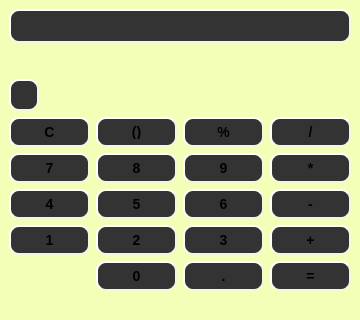
Hov1122/QtCalculator, file calculator.ui: the form before one commit.
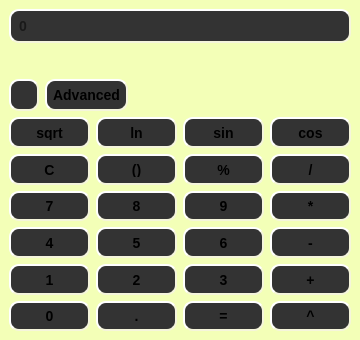
The form after the commit. Icons and pictures are not drawn.

Commit message: Added math functions like sqrt, sin..., and added 0 as placeholder to inout

```diff
--- a/calculator.ui
+++ b/calculator.ui
@@ -7,7 +7,7 @@
     <x>0</x>
     <y>0</y>
     <width>360</width>
-    <height>320</height>
+    <height>340</height>
    </rect>
   </property>
   <property name="sizePolicy">
@@ -16,10 +16,16 @@
     <verstretch>0</verstretch>
    </sizepolicy>
   </property>
+  <property name="minimumSize">
+   <size>
+    <width>0</width>
+    <height>340</height>
+   </size>
+  </property>
   <property name="maximumSize">
    <size>
     <width>360</width>
-    <height>320</height>
+    <height>360</height>
    </size>
   </property>
   <property name="baseSize">
@@ -57,7 +63,7 @@
    <property name="maximumSize">
     <size>
      <width>400</width>
-     <height>200</height>
+     <height>340</height>
     </size>
    </property>
    <layout class="QGridLayout" name="gridLayout_2">
@@ -95,6 +101,9 @@
         );
     }</string>
         </property>
+        <property name="placeholderText">
+         <string>0</string>
+        </property>
        </widget>
       </item>
       <item>
@@ -162,6 +171,49 @@
           </property>
          </widget>
         </item>
+        <item>
+         <widget class="QPushButton" name="advanced_fun">
+          <property name="maximumSize">
+           <size>
+            <width>90</width>
+            <height>16777215</height>
+           </size>
+          </property>
+          <property name="styleSheet">
+           <string notr="true">QPushButton {
+     background-color: #333;
+    border-style: outset;
+    border-width: 2px;
+    border-radius: 10px;
+    border-color: beige;
+    font: bold 14px;
+    padding: 6px;
+background: qradialgradient(
+        cx: 0.3, cy: -0.4, fx: 0.3, fy: -0.4,
+        radius: 1.35, stop: 0 #fff, stop: 1 #888
+        );
+    }
+
+QPushButton:hover {
+    background: qradialgradient(
+        cx: 0.3, cy: -0.4, fx: 0.3, fy: -0.4,
+        radius: 1.35, stop: 0 #fff, stop: 1 #bbb
+        );
+    }
+
+QPushButton:pressed {
+    border-style: inset;
+    background: qradialgradient(
+        cx: 0.4, cy: -0.1, fx: 0.4, fy: -0.1,
+        radius: 1.35, stop: 0 #fff, stop: 1 #ddd
+        );
+    }</string>
+          </property>
+          <property name="text">
+           <string>Advanced</string>
+          </property>
+         </widget>
+        </item>
         <item>
          <spacer name="horizontalSpacer">
           <property name="orientation">
@@ -208,44 +260,7 @@
       </item>
       <item>
        <layout class="QGridLayout" name="numbersOpLayout">
-        <item row="4" column="1">
-         <widget class="QPushButton" name="num_0">
-          <property name="styleSheet">
-           <string notr="true">QPushButton {
-     background-color: #333;
-    border-style: outset;
-    border-width: 2px;
-    border-radius: 10px;
-    border-color: beige;
-    font: bold 14px;
-    padding: 6px;
-background: qradialgradient(
-        cx: 0.3, cy: -0.4, fx: 0.3, fy: -0.4,
-        radius: 1.35, stop: 0 #fff, stop: 1 #888
-        );
-    }
-
-QPushButton:hover {
-    background: qradialgradient(
-        cx: 0.3, cy: -0.4, fx: 0.3, fy: -0.4,
-        radius: 1.35, stop: 0 #fff, stop: 1 #bbb
-        );
-    }
-
-QPushButton:pressed {
-    border-style: inset;
-    background: qradialgradient(
-        cx: 0.4, cy: -0.1, fx: 0.4, fy: -0.1,
-        radius: 1.35, stop: 0 #fff, stop: 1 #ddd
-        );
-    }</string>
-          </property>
-          <property name="text">
-           <string>0</string>
-          </property>
-         </widget>
-        </item>
-        <item row="3" column="2">
+        <item row="4" column="2">
          <widget class="QPushButton" name="num_3">
           <property name="styleSheet">
            <string notr="true">QPushButton {
@@ -282,195 +297,7 @@
           </property>
          </widget>
         </item>
-        <item row="1" column="1">
-         <widget class="QPushButton" name="num_8">
-          <property name="styleSheet">
-           <string notr="true">QPushButton {
-     background-color: #333;
-    border-style: outset;
-    border-width: 2px;
-    border-radius: 10px;
-    border-color: beige;
-    font: bold 14px;
-    padding: 6px;
-background: qradialgradient(
-        cx: 0.3, cy: -0.4, fx: 0.3, fy: -0.4,
-        radius: 1.35, stop: 0 #fff, stop: 1 #888
-        );
-    }
-
-QPushButton:hover {
-    background: qradialgradient(
-        cx: 0.3, cy: -0.4, fx: 0.3, fy: -0.4,
-        radius: 1.35, stop: 0 #fff, stop: 1 #bbb
-        );
-    }
-
-QPushButton:pressed {
-    border-style: inset;
-    background: qradialgradient(
-        cx: 0.4, cy: -0.1, fx: 0.4, fy: -0.1,
-        radius: 1.35, stop: 0 #fff, stop: 1 #ddd
-        );
-    }</string>
-          </property>
-          <property name="text">
-           <string>8</string>
-          </property>
-         </widget>
-        </item>
-        <item row="2" column="2">
-         <widget class="QPushButton" name="num_6">
-          <property name="styleSheet">
-           <string notr="true">QPushButton {
-     background-color: #333;
-    border-style: outset;
-    border-width: 2px;
-    border-radius: 10px;
-    border-color: beige;
-    font: bold 14px;
-    padding: 6px;
-background: qradialgradient(
-        cx: 0.3, cy: -0.4, fx: 0.3, fy: -0.4,
-        radius: 1.35, stop: 0 #fff, stop: 1 #888
-        );
-    }
-
-QPushButton:hover {
-    background: qradialgradient(
-        cx: 0.3, cy: -0.4, fx: 0.3, fy: -0.4,
-        radius: 1.35, stop: 0 #fff, stop: 1 #bbb
-        );
-    }
-
-QPushButton:pressed {
-    border-style: inset;
-    background: qradialgradient(
-        cx: 0.4, cy: -0.1, fx: 0.4, fy: -0.1,
-        radius: 1.35, stop: 0 #fff, stop: 1 #ddd
-        );
-    }</string>
-          </property>
-          <property name="text">
-           <string>6</string>
-          </property>
-         </widget>
-        </item>
-        <item row="0" column="1">
-         <widget class="QPushButton" name="op_brackets">
-          <property name="styleSheet">
-           <string notr="true">QPushButton {
-     background-color: #333;
-    border-style: outset;
-    border-width: 2px;
-    border-radius: 10px;
-    border-color: beige;
-    font: bold 14px;
-    padding: 6px;
-background: qradialgradient(
-        cx: 0.3, cy: -0.4, fx: 0.3, fy: -0.4,
-        radius: 1.35, stop: 0 #fff, stop: 1 #888
-        );
-    }
-
-QPushButton:hover {
-    background: qradialgradient(
-        cx: 0.3, cy: -0.4, fx: 0.3, fy: -0.4,
-        radius: 1.35, stop: 0 #fff, stop: 1 #bbb
-        );
-    }
-
-QPushButton:pressed {
-    border-style: inset;
-    background: qradialgradient(
-        cx: 0.4, cy: -0.1, fx: 0.4, fy: -0.1,
-        radius: 1.35, stop: 0 #fff, stop: 1 #ddd
-        );
-    }</string>
-          </property>
-          <property name="text">
-           <string>()</string>
-          </property>
-         </widget>
-        </item>
-        <item row="2" column="1">
-         <widget class="QPushButton" name="num_5">
-          <property name="styleSheet">
-           <string notr="true">QPushButton {
-     background-color: #333;
-    border-style: outset;
-    border-width: 2px;
-    border-radius: 10px;
-    border-color: beige;
-    font: bold 14px;
-    padding: 6px;
-background: qradialgradient(
-        cx: 0.3, cy: -0.4, fx: 0.3, fy: -0.4,
-        radius: 1.35, stop: 0 #fff, stop: 1 #888
-        );
-    }
-
-QPushButton:hover {
-    background: qradialgradient(
-        cx: 0.3, cy: -0.4, fx: 0.3, fy: -0.4,
-        radius: 1.35, stop: 0 #fff, stop: 1 #bbb
-        );
-    }
-
-QPushButton:pressed {
-    border-style: inset;
-    background: qradialgradient(
-        cx: 0.4, cy: -0.1, fx: 0.4, fy: -0.1,
-        radius: 1.35, stop: 0 #fff, stop: 1 #ddd
-        );
-    }</string>
-          </property>
-          <property name="text">
-           <string>5</string>
-          </property>
-         </widget>
-        </item>
-        <item row="4" column="2">
-         <widget class="QPushButton" name="op_point">
-          <property name="styleSheet">
-           <string notr="true">QPushButton {
-     background-color: #333;
-    border-style: outset;
-    border-width: 2px;
-    border-radius: 10px;
-    border-color: beige;
-    font: bold 14px;
-    padding: 6px;
-background: qradialgradient(
-        cx: 0.3, cy: -0.4, fx: 0.3, fy: -0.4,
-        radius: 1.35, stop: 0 #fff, stop: 1 #888
-        );
-    }
-
-QPushButton:hover {
-    background: qradialgradient(
-        cx: 0.3, cy: -0.4, fx: 0.3, fy: -0.4,
-        radius: 1.35, stop: 0 #fff, stop: 1 #bbb
-        );
-    }
-
-QPushButton:pressed {
-    border-style: inset;
-    background: qradialgradient(
-        cx: 0.4, cy: -0.1, fx: 0.4, fy: -0.1,
-        radius: 1.35, stop: 0 #fff, stop: 1 #ddd
-        );
-    }</string>
-          </property>
-          <property name="text">
-           <string>.</string>
-          </property>
-          <property name="default">
-           <bool>false</bool>
-          </property>
-         </widget>
-        </item>
-        <item row="3" column="1">
+        <item row="4" column="1">
          <widget class="QPushButton" name="num_2">
           <property name="styleSheet">
            <string notr="true">QPushButton {
@@ -507,47 +334,8 @@
           </property>
          </widget>
         </item>
-        <item row="4" column="3">
-         <widget class="QPushButton" name="op_equal">
-          <property name="styleSheet">
-           <string notr="true">QPushButton {
-     background-color: #333;
-    border-style: outset;
-    border-width: 2px;
-    border-radius: 10px;
-    border-color: beige;
-    font: bold 14px;
-    padding: 6px;
-
-    }
-
-QPushButton:hover {
-	border-style: inset;
-	background-color: rgb(12, 255, 12);
-
-}
-
-QPushButton:pressed {
-    border-style: inset;
-	background-color: green;
-    }</string>
-          </property>
-          <property name="text">
-           <string>=</string>
-          </property>
-          <property name="autoDefault">
-           <bool>false</bool>
-          </property>
-          <property name="default">
-           <bool>true</bool>
-          </property>
-          <property name="flat">
-           <bool>false</bool>
-          </property>
-         </widget>
-        </item>
-        <item row="0" column="3">
-         <widget class="QPushButton" name="op_div">
+        <item row="4" column="0">
+         <widget class="QPushButton" name="num_1">
           <property name="styleSheet">
            <string notr="true">QPushButton {
      background-color: #333;
@@ -579,11 +367,48 @@
     }</string>
           </property>
           <property name="text">
-           <string>/</string>
+           <string>1</string>
           </property>
          </widget>
         </item>
         <item row="1" column="2">
+         <widget class="QPushButton" name="op_percentage">
+          <property name="styleSheet">
+           <string notr="true">QPushButton {
+     background-color: #333;
+    border-style: outset;
+    border-width: 2px;
+    border-radius: 10px;
+    border-color: beige;
+    font: bold 14px;
+    padding: 6px;
+background: qradialgradient(
+        cx: 0.3, cy: -0.4, fx: 0.3, fy: -0.4,
+        radius: 1.35, stop: 0 #fff, stop: 1 #888
+        );
+    }
+
+QPushButton:hover {
+    background: qradialgradient(
+        cx: 0.3, cy: -0.4, fx: 0.3, fy: -0.4,
+        radius: 1.35, stop: 0 #fff, stop: 1 #bbb
+        );
+    }
+
+QPushButton:pressed {
+    border-style: inset;
+    background: qradialgradient(
+        cx: 0.4, cy: -0.1, fx: 0.4, fy: -0.1,
+        radius: 1.35, stop: 0 #fff, stop: 1 #ddd
+        );
+    }</string>
+          </property>
+          <property name="text">
+           <string>%</string>
+          </property>
+         </widget>
+        </item>
+        <item row="2" column="2">
          <widget class="QPushButton" name="num_9">
           <property name="tabletTracking">
            <bool>false</bool>
@@ -623,8 +448,8 @@
           </property>
          </widget>
         </item>
-        <item row="0" column="2">
-         <widget class="QPushButton" name="op_percentage">
+        <item row="1" column="1">
+         <widget class="QPushButton" name="op_brackets">
           <property name="styleSheet">
            <string notr="true">QPushButton {
      background-color: #333;
@@ -656,11 +481,48 @@
     }</string>
           </property>
           <property name="text">
-           <string>%</string>
+           <string>()</string>
           </property>
          </widget>
         </item>
-        <item row="1" column="3">
+        <item row="4" column="3">
+         <widget class="QPushButton" name="op_add">
+          <property name="styleSheet">
+           <string notr="true">QPushButton {
+     background-color: #333;
+    border-style: outset;
+    border-width: 2px;
+    border-radius: 10px;
+    border-color: beige;
+    font: bold 14px;
+    padding: 6px;
+background: qradialgradient(
+        cx: 0.3, cy: -0.4, fx: 0.3, fy: -0.4,
+        radius: 1.35, stop: 0 #fff, stop: 1 #888
+        );
+    }
+
+QPushButton:hover {
+    background: qradialgradient(
+        cx: 0.3, cy: -0.4, fx: 0.3, fy: -0.4,
+        radius: 1.35, stop: 0 #fff, stop: 1 #bbb
+        );
+    }
+
+QPushButton:pressed {
+    border-style: inset;
+    background: qradialgradient(
+        cx: 0.4, cy: -0.1, fx: 0.4, fy: -0.1,
+        radius: 1.35, stop: 0 #fff, stop: 1 #ddd
+        );
+    }</string>
+          </property>
+          <property name="text">
+           <string>+</string>
+          </property>
+         </widget>
+        </item>
+        <item row="2" column="3">
          <widget class="QPushButton" name="op_mul">
           <property name="styleSheet">
            <string notr="true">QPushButton {
@@ -697,7 +559,44 @@
           </property>
          </widget>
         </item>
-        <item row="2" column="0">
+        <item row="1" column="3">
+         <widget class="QPushButton" name="op_div">
+          <property name="styleSheet">
+           <string notr="true">QPushButton {
+     background-color: #333;
+    border-style: outset;
+    border-width: 2px;
+    border-radius: 10px;
+    border-color: beige;
+    font: bold 14px;
+    padding: 6px;
+background: qradialgradient(
+        cx: 0.3, cy: -0.4, fx: 0.3, fy: -0.4,
+        radius: 1.35, stop: 0 #fff, stop: 1 #888
+        );
+    }
+
+QPushButton:hover {
+    background: qradialgradient(
+        cx: 0.3, cy: -0.4, fx: 0.3, fy: -0.4,
+        radius: 1.35, stop: 0 #fff, stop: 1 #bbb
+        );
+    }
+
+QPushButton:pressed {
+    border-style: inset;
+    background: qradialgradient(
+        cx: 0.4, cy: -0.1, fx: 0.4, fy: -0.1,
+        radius: 1.35, stop: 0 #fff, stop: 1 #ddd
+        );
+    }</string>
+          </property>
+          <property name="text">
+           <string>/</string>
+          </property>
+         </widget>
+        </item>
+        <item row="3" column="0">
          <widget class="QPushButton" name="num_4">
           <property name="styleSheet">
            <string notr="true">QPushButton {
@@ -734,44 +633,192 @@
           </property>
          </widget>
         </item>
-        <item row="3" column="3">
-         <widget class="QPushButton" name="op_add">
-          <property name="styleSheet">
-           <string notr="true">QPushButton {
-     background-color: #333;
-    border-style: outset;
-    border-width: 2px;
-    border-radius: 10px;
-    border-color: beige;
-    font: bold 14px;
-    padding: 6px;
-background: qradialgradient(
-        cx: 0.3, cy: -0.4, fx: 0.3, fy: -0.4,
-        radius: 1.35, stop: 0 #fff, stop: 1 #888
-        );
-    }
-
-QPushButton:hover {
-    background: qradialgradient(
-        cx: 0.3, cy: -0.4, fx: 0.3, fy: -0.4,
-        radius: 1.35, stop: 0 #fff, stop: 1 #bbb
-        );
-    }
-
-QPushButton:pressed {
-    border-style: inset;
-    background: qradialgradient(
-        cx: 0.4, cy: -0.1, fx: 0.4, fy: -0.1,
-        radius: 1.35, stop: 0 #fff, stop: 1 #ddd
-        );
-    }</string>
-          </property>
-          <property name="text">
-           <string>+</string>
-          </property>
-         </widget>
-        </item>
         <item row="1" column="0">
+         <widget class="QPushButton" name="op_clear">
+          <property name="styleSheet">
+           <string notr="true">QPushButton {
+     background-color: #333;
+    border-style: outset;
+    border-width: 2px;
+    border-radius: 10px;
+    border-color: beige;
+    font: bold 14px;
+    padding: 6px;
+background: qradialgradient(
+        cx: 0.3, cy: -0.4, fx: 0.3, fy: -0.4,
+        radius: 1.35, stop: 0 #fff, stop: 1 #888
+        );
+    }
+
+QPushButton:hover {
+    background: qradialgradient(
+        cx: 0.3, cy: -0.4, fx: 0.3, fy: -0.4,
+        radius: 1.35, stop: 0 #fff, stop: 1 #bbb
+        );
+    }
+
+QPushButton:pressed {
+    border-style: inset;
+    background: qradialgradient(
+        cx: 0.4, cy: -0.1, fx: 0.4, fy: -0.1,
+        radius: 1.35, stop: 0 #fff, stop: 1 #ddd
+        );
+    }</string>
+          </property>
+          <property name="text">
+           <string>C</string>
+          </property>
+         </widget>
+        </item>
+        <item row="3" column="1">
+         <widget class="QPushButton" name="num_5">
+          <property name="styleSheet">
+           <string notr="true">QPushButton {
+     background-color: #333;
+    border-style: outset;
+    border-width: 2px;
+    border-radius: 10px;
+    border-color: beige;
+    font: bold 14px;
+    padding: 6px;
+background: qradialgradient(
+        cx: 0.3, cy: -0.4, fx: 0.3, fy: -0.4,
+        radius: 1.35, stop: 0 #fff, stop: 1 #888
+        );
+    }
+
+QPushButton:hover {
+    background: qradialgradient(
+        cx: 0.3, cy: -0.4, fx: 0.3, fy: -0.4,
+        radius: 1.35, stop: 0 #fff, stop: 1 #bbb
+        );
+    }
+
+QPushButton:pressed {
+    border-style: inset;
+    background: qradialgradient(
+        cx: 0.4, cy: -0.1, fx: 0.4, fy: -0.1,
+        radius: 1.35, stop: 0 #fff, stop: 1 #ddd
+        );
+    }</string>
+          </property>
+          <property name="text">
+           <string>5</string>
+          </property>
+         </widget>
+        </item>
+        <item row="3" column="2">
+         <widget class="QPushButton" name="num_6">
+          <property name="styleSheet">
+           <string notr="true">QPushButton {
+     background-color: #333;
+    border-style: outset;
+    border-width: 2px;
+    border-radius: 10px;
+    border-color: beige;
+    font: bold 14px;
+    padding: 6px;
+background: qradialgradient(
+        cx: 0.3, cy: -0.4, fx: 0.3, fy: -0.4,
+        radius: 1.35, stop: 0 #fff, stop: 1 #888
+        );
+    }
+
+QPushButton:hover {
+    background: qradialgradient(
+        cx: 0.3, cy: -0.4, fx: 0.3, fy: -0.4,
+        radius: 1.35, stop: 0 #fff, stop: 1 #bbb
+        );
+    }
+
+QPushButton:pressed {
+    border-style: inset;
+    background: qradialgradient(
+        cx: 0.4, cy: -0.1, fx: 0.4, fy: -0.1,
+        radius: 1.35, stop: 0 #fff, stop: 1 #ddd
+        );
+    }</string>
+          </property>
+          <property name="text">
+           <string>6</string>
+          </property>
+         </widget>
+        </item>
+        <item row="2" column="1">
+         <widget class="QPushButton" name="num_8">
+          <property name="styleSheet">
+           <string notr="true">QPushButton {
+     background-color: #333;
+    border-style: outset;
+    border-width: 2px;
+    border-radius: 10px;
+    border-color: beige;
+    font: bold 14px;
+    padding: 6px;
+background: qradialgradient(
+        cx: 0.3, cy: -0.4, fx: 0.3, fy: -0.4,
+        radius: 1.35, stop: 0 #fff, stop: 1 #888
+        );
+    }
+
+QPushButton:hover {
+    background: qradialgradient(
+        cx: 0.3, cy: -0.4, fx: 0.3, fy: -0.4,
+        radius: 1.35, stop: 0 #fff, stop: 1 #bbb
+        );
+    }
+
+QPushButton:pressed {
+    border-style: inset;
+    background: qradialgradient(
+        cx: 0.4, cy: -0.1, fx: 0.4, fy: -0.1,
+        radius: 1.35, stop: 0 #fff, stop: 1 #ddd
+        );
+    }</string>
+          </property>
+          <property name="text">
+           <string>8</string>
+          </property>
+         </widget>
+        </item>
+        <item row="3" column="3">
+         <widget class="QPushButton" name="op_sub">
+          <property name="styleSheet">
+           <string notr="true">QPushButton {
+     background-color: #333;
+    border-style: outset;
+    border-width: 2px;
+    border-radius: 10px;
+    border-color: beige;
+    font: bold 14px;
+    padding: 6px;
+background: qradialgradient(
+        cx: 0.3, cy: -0.4, fx: 0.3, fy: -0.4,
+        radius: 1.35, stop: 0 #fff, stop: 1 #888
+        );
+    }
+
+QPushButton:hover {
+    background: qradialgradient(
+        cx: 0.3, cy: -0.4, fx: 0.3, fy: -0.4,
+        radius: 1.35, stop: 0 #fff, stop: 1 #bbb
+        );
+    }
+
+QPushButton:pressed {
+    border-style: inset;
+    background: qradialgradient(
+        cx: 0.4, cy: -0.1, fx: 0.4, fy: -0.1,
+        radius: 1.35, stop: 0 #fff, stop: 1 #ddd
+        );
+    }</string>
+          </property>
+          <property name="text">
+           <string>-</string>
+          </property>
+         </widget>
+        </item>
+        <item row="2" column="0">
          <widget class="QPushButton" name="num_7">
           <property name="sizeIncrement">
            <size>
@@ -814,82 +861,8 @@
           </property>
          </widget>
         </item>
-        <item row="2" column="3">
-         <widget class="QPushButton" name="op_sub">
-          <property name="styleSheet">
-           <string notr="true">QPushButton {
-     background-color: #333;
-    border-style: outset;
-    border-width: 2px;
-    border-radius: 10px;
-    border-color: beige;
-    font: bold 14px;
-    padding: 6px;
-background: qradialgradient(
-        cx: 0.3, cy: -0.4, fx: 0.3, fy: -0.4,
-        radius: 1.35, stop: 0 #fff, stop: 1 #888
-        );
-    }
-
-QPushButton:hover {
-    background: qradialgradient(
-        cx: 0.3, cy: -0.4, fx: 0.3, fy: -0.4,
-        radius: 1.35, stop: 0 #fff, stop: 1 #bbb
-        );
-    }
-
-QPushButton:pressed {
-    border-style: inset;
-    background: qradialgradient(
-        cx: 0.4, cy: -0.1, fx: 0.4, fy: -0.1,
-        radius: 1.35, stop: 0 #fff, stop: 1 #ddd
-        );
-    }</string>
-          </property>
-          <property name="text">
-           <string>-</string>
-          </property>
-         </widget>
-        </item>
-        <item row="3" column="0">
-         <widget class="QPushButton" name="num_1">
-          <property name="styleSheet">
-           <string notr="true">QPushButton {
-     background-color: #333;
-    border-style: outset;
-    border-width: 2px;
-    border-radius: 10px;
-    border-color: beige;
-    font: bold 14px;
-    padding: 6px;
-background: qradialgradient(
-        cx: 0.3, cy: -0.4, fx: 0.3, fy: -0.4,
-        radius: 1.35, stop: 0 #fff, stop: 1 #888
-        );
-    }
-
-QPushButton:hover {
-    background: qradialgradient(
-        cx: 0.3, cy: -0.4, fx: 0.3, fy: -0.4,
-        radius: 1.35, stop: 0 #fff, stop: 1 #bbb
-        );
-    }
-
-QPushButton:pressed {
-    border-style: inset;
-    background: qradialgradient(
-        cx: 0.4, cy: -0.1, fx: 0.4, fy: -0.1,
-        radius: 1.35, stop: 0 #fff, stop: 1 #ddd
-        );
-    }</string>
-          </property>
-          <property name="text">
-           <string>1</string>
-          </property>
-         </widget>
-        </item>
         <item row="0" column="0">
-         <widget class="QPushButton" name="op_clear">
+         <widget class="QPushButton" name="fun_sqrt">
           <property name="styleSheet">
            <string notr="true">QPushButton {
      background-color: #333;
@@ -921,7 +894,271 @@
     }</string>
           </property>
           <property name="text">
-           <string>C</string>
+           <string>sqrt</string>
+          </property>
+         </widget>
+        </item>
+        <item row="0" column="1">
+         <widget class="QPushButton" name="fun_ln">
+          <property name="styleSheet">
+           <string notr="true">QPushButton {
+     background-color: #333;
+    border-style: outset;
+    border-width: 2px;
+    border-radius: 10px;
+    border-color: beige;
+    font: bold 14px;
+    padding: 6px;
+background: qradialgradient(
+        cx: 0.3, cy: -0.4, fx: 0.3, fy: -0.4,
+        radius: 1.35, stop: 0 #fff, stop: 1 #888
+        );
+    }
+
+QPushButton:hover {
+    background: qradialgradient(
+        cx: 0.3, cy: -0.4, fx: 0.3, fy: -0.4,
+        radius: 1.35, stop: 0 #fff, stop: 1 #bbb
+        );
+    }
+
+QPushButton:pressed {
+    border-style: inset;
+    background: qradialgradient(
+        cx: 0.4, cy: -0.1, fx: 0.4, fy: -0.1,
+        radius: 1.35, stop: 0 #fff, stop: 1 #ddd
+        );
+    }</string>
+          </property>
+          <property name="text">
+           <string>ln</string>
+          </property>
+         </widget>
+        </item>
+        <item row="0" column="2">
+         <widget class="QPushButton" name="fun_sin">
+          <property name="styleSheet">
+           <string notr="true">QPushButton {
+     background-color: #333;
+    border-style: outset;
+    border-width: 2px;
+    border-radius: 10px;
+    border-color: beige;
+    font: bold 14px;
+    padding: 6px;
+background: qradialgradient(
+        cx: 0.3, cy: -0.4, fx: 0.3, fy: -0.4,
+        radius: 1.35, stop: 0 #fff, stop: 1 #888
+        );
+    }
+
+QPushButton:hover {
+    background: qradialgradient(
+        cx: 0.3, cy: -0.4, fx: 0.3, fy: -0.4,
+        radius: 1.35, stop: 0 #fff, stop: 1 #bbb
+        );
+    }
+
+QPushButton:pressed {
+    border-style: inset;
+    background: qradialgradient(
+        cx: 0.4, cy: -0.1, fx: 0.4, fy: -0.1,
+        radius: 1.35, stop: 0 #fff, stop: 1 #ddd
+        );
+    }</string>
+          </property>
+          <property name="text">
+           <string>sin</string>
+          </property>
+         </widget>
+        </item>
+        <item row="0" column="3">
+         <widget class="QPushButton" name="fun_cos">
+          <property name="styleSheet">
+           <string notr="true">QPushButton {
+     background-color: #333;
+    border-style: outset;
+    border-width: 2px;
+    border-radius: 10px;
+    border-color: beige;
+    font: bold 14px;
+    padding: 6px;
+background: qradialgradient(
+        cx: 0.3, cy: -0.4, fx: 0.3, fy: -0.4,
+        radius: 1.35, stop: 0 #fff, stop: 1 #888
+        );
+    }
+
+QPushButton:hover {
+    background: qradialgradient(
+        cx: 0.3, cy: -0.4, fx: 0.3, fy: -0.4,
+        radius: 1.35, stop: 0 #fff, stop: 1 #bbb
+        );
+    }
+
+QPushButton:pressed {
+    border-style: inset;
+    background: qradialgradient(
+        cx: 0.4, cy: -0.1, fx: 0.4, fy: -0.1,
+        radius: 1.35, stop: 0 #fff, stop: 1 #ddd
+        );
+    }</string>
+          </property>
+          <property name="text">
+           <string>cos</string>
+          </property>
+         </widget>
+        </item>
+        <item row="5" column="0">
+         <widget class="QPushButton" name="num_0">
+          <property name="styleSheet">
+           <string notr="true">QPushButton {
+     background-color: #333;
+    border-style: outset;
+    border-width: 2px;
+    border-radius: 10px;
+    border-color: beige;
+    font: bold 14px;
+    padding: 6px;
+background: qradialgradient(
+        cx: 0.3, cy: -0.4, fx: 0.3, fy: -0.4,
+        radius: 1.35, stop: 0 #fff, stop: 1 #888
+        );
+    }
+
+QPushButton:hover {
+    background: qradialgradient(
+        cx: 0.3, cy: -0.4, fx: 0.3, fy: -0.4,
+        radius: 1.35, stop: 0 #fff, stop: 1 #bbb
+        );
+    }
+
+QPushButton:pressed {
+    border-style: inset;
+    background: qradialgradient(
+        cx: 0.4, cy: -0.1, fx: 0.4, fy: -0.1,
+        radius: 1.35, stop: 0 #fff, stop: 1 #ddd
+        );
+    }</string>
+          </property>
+          <property name="text">
+           <string>0</string>
+          </property>
+         </widget>
+        </item>
+        <item row="5" column="1">
+         <widget class="QPushButton" name="op_point">
+          <property name="styleSheet">
+           <string notr="true">QPushButton {
+     background-color: #333;
+    border-style: outset;
+    border-width: 2px;
+    border-radius: 10px;
+    border-color: beige;
+    font: bold 14px;
+    padding: 6px;
+background: qradialgradient(
+        cx: 0.3, cy: -0.4, fx: 0.3, fy: -0.4,
+        radius: 1.35, stop: 0 #fff, stop: 1 #888
+        );
+    }
+
+QPushButton:hover {
+    background: qradialgradient(
+        cx: 0.3, cy: -0.4, fx: 0.3, fy: -0.4,
+        radius: 1.35, stop: 0 #fff, stop: 1 #bbb
+        );
+    }
+
+QPushButton:pressed {
+    border-style: inset;
+    background: qradialgradient(
+        cx: 0.4, cy: -0.1, fx: 0.4, fy: -0.1,
+        radius: 1.35, stop: 0 #fff, stop: 1 #ddd
+        );
+    }</string>
+          </property>
+          <property name="text">
+           <string>.</string>
+          </property>
+          <property name="default">
+           <bool>false</bool>
+          </property>
+         </widget>
+        </item>
+        <item row="5" column="2">
+         <widget class="QPushButton" name="op_equal">
+          <property name="styleSheet">
+           <string notr="true">QPushButton {
+     background-color: #333;
+    border-style: outset;
+    border-width: 2px;
+    border-radius: 10px;
+    border-color: beige;
+    font: bold 14px;
+    padding: 6px;
+
+    }
+
+QPushButton:hover {
+	border-style: inset;
+	background-color: rgb(12, 255, 12);
+
+}
+
+QPushButton:pressed {
+    border-style: inset;
+	background-color: green;
+    }</string>
+          </property>
+          <property name="text">
+           <string>=</string>
+          </property>
+          <property name="autoDefault">
+           <bool>false</bool>
+          </property>
+          <property name="default">
+           <bool>true</bool>
+          </property>
+          <property name="flat">
+           <bool>false</bool>
+          </property>
+         </widget>
+        </item>
+        <item row="5" column="3">
+         <widget class="QPushButton" name="op_exp">
+          <property name="styleSheet">
+           <string notr="true">QPushButton {
+     background-color: #333;
+    border-style: outset;
+    border-width: 2px;
+    border-radius: 10px;
+    border-color: beige;
+    font: bold 14px;
+    padding: 6px;
+background: qradialgradient(
+        cx: 0.3, cy: -0.4, fx: 0.3, fy: -0.4,
+        radius: 1.35, stop: 0 #fff, stop: 1 #888
+        );
+    }
+
+QPushButton:hover {
+    background: qradialgradient(
+        cx: 0.3, cy: -0.4, fx: 0.3, fy: -0.4,
+        radius: 1.35, stop: 0 #fff, stop: 1 #bbb
+        );
+    }
+
+QPushButton:pressed {
+    border-style: inset;
+    background: qradialgradient(
+        cx: 0.4, cy: -0.1, fx: 0.4, fy: -0.1,
+        radius: 1.35, stop: 0 #fff, stop: 1 #ddd
+        );
+    }</string>
+          </property>
+          <property name="text">
+           <string>^</string>
           </property>
          </widget>
         </item>
```
The commit also changes 3 other files.
